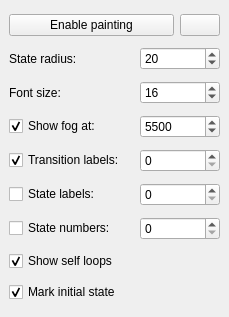
Qt form tools/release/ltsgraph/glwidget.ui (mCRL2org/mCRL2) before a commit.
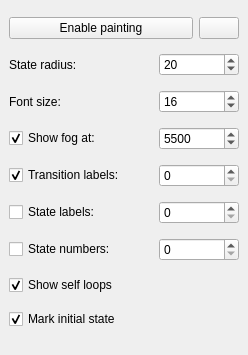
The same form after that commit.

Commit message: Toggle 2D/3D reprojection, and some small UI changes.

Patch:
```diff
--- a/tools/release/ltsgraph/glwidget.ui
+++ b/tools/release/ltsgraph/glwidget.ui
@@ -6,8 +6,8 @@
    <rect>
     <x>0</x>
     <y>0</y>
-    <width>229</width>
-    <height>317</height>
+    <width>248</width>
+    <height>355</height>
    </rect>
   </property>
   <property name="font">
@@ -195,6 +195,9 @@
           <height>0</height>
          </size>
         </property>
+        <property name="maximum">
+         <number>9999999</number>
+        </property>
        </widget>
       </item>
      </layout>
@@ -225,6 +228,9 @@
           <height>0</height>
          </size>
         </property>
+        <property name="maximum">
+         <number>9999999</number>
+        </property>
        </widget>
       </item>
      </layout>
@@ -252,6 +258,9 @@
           <height>0</height>
          </size>
         </property>
+        <property name="maximum">
+         <number>9999999</number>
+        </property>
        </widget>
       </item>
      </layout>
```
The commit also changes 6 other files.
